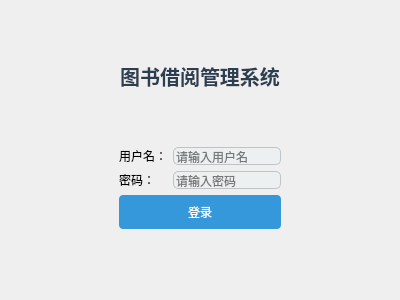
The window that login.ui (Zerotwo00000/FinalLab) describes before a commit, drawn with Qt 5.
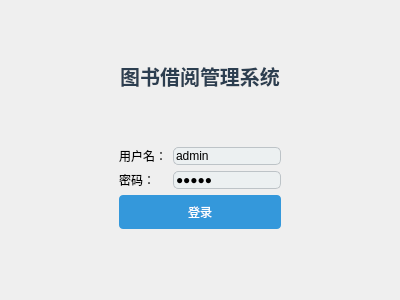
The same window after the commit.

Commit message: 第三次提交，登录界面和主界面的切换，主界面的各个分界面的切换

```diff
--- a/login.ui
+++ b/login.ui
@@ -89,6 +89,9 @@
 border: 1px solid #bdc3c7;
 border-radius: 5px;</string>
            </property>
+           <property name="text">
+            <string>admin</string>
+           </property>
            <property name="placeholderText">
             <string>请输入用户名</string>
            </property>
@@ -108,6 +111,9 @@
 border: 1px solid #bdc3c7;
 border-radius: 5px;</string>
            </property>
+           <property name="text">
+            <string>admin</string>
+           </property>
            <property name="echoMode">
             <enum>QLineEdit::EchoMode::Password</enum>
            </property>
```
The commit also changes 6 other files.
